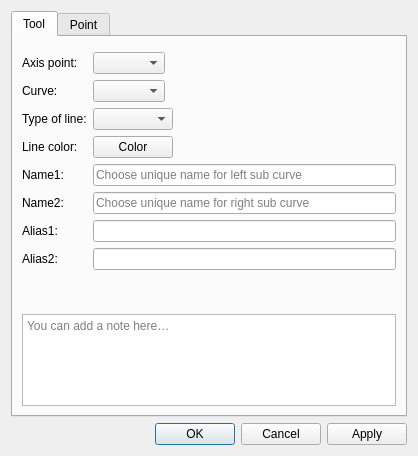
Before: the Qt Designer form src/libs/vtools/dialogs/tools/dialogcurveintersectaxis.ui in equinox-patterns/Ostara, drawn with Qt 5.
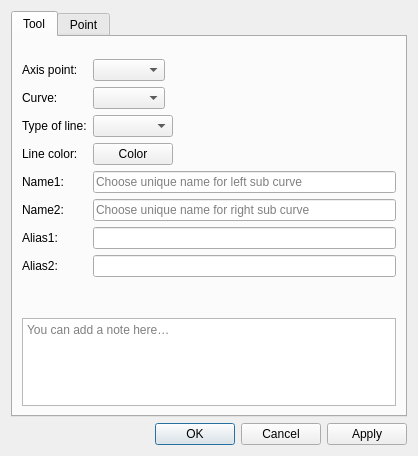
After: the same form once the commit is applied. Icons and pictures are not drawn. Custom widgets are drawn as their Qt base class.

Commit message: Improve formula fields and tool dialogs

```diff
--- a/src/libs/vtools/dialogs/tools/dialogcurveintersectaxis.ui
+++ b/src/libs/vtools/dialogs/tools/dialogcurveintersectaxis.ui
@@ -31,6 +31,32 @@
        <item>
         <widget class="QWidget" name="formulaPlaceholder" native="true"/>
        </item>
+       <item>
+        <layout class="QHBoxLayout" name="formulaSeparatorLayout">
+         <property name="leftMargin">
+          <number>33</number>
+         </property>
+         <property name="rightMargin">
+          <number>33</number>
+         </property>
+         <item>
+          <widget class="QFrame" name="formulaSeparator">
+           <property name="minimumSize">
+            <size>
+             <width>0</width>
+             <height>1</height>
+            </size>
+           </property>
+           <property name="maximumSize">
+            <size>
+             <width>16777215</width>
+             <height>1</height>
+            </size>
+           </property>
+          </widget>
+         </item>
+        </layout>
+       </item>
        <item>
         <layout class="QFormLayout" name="formLayout">
          <property name="fieldGrowthPolicy">
```
The commit also changes 26 other files.
